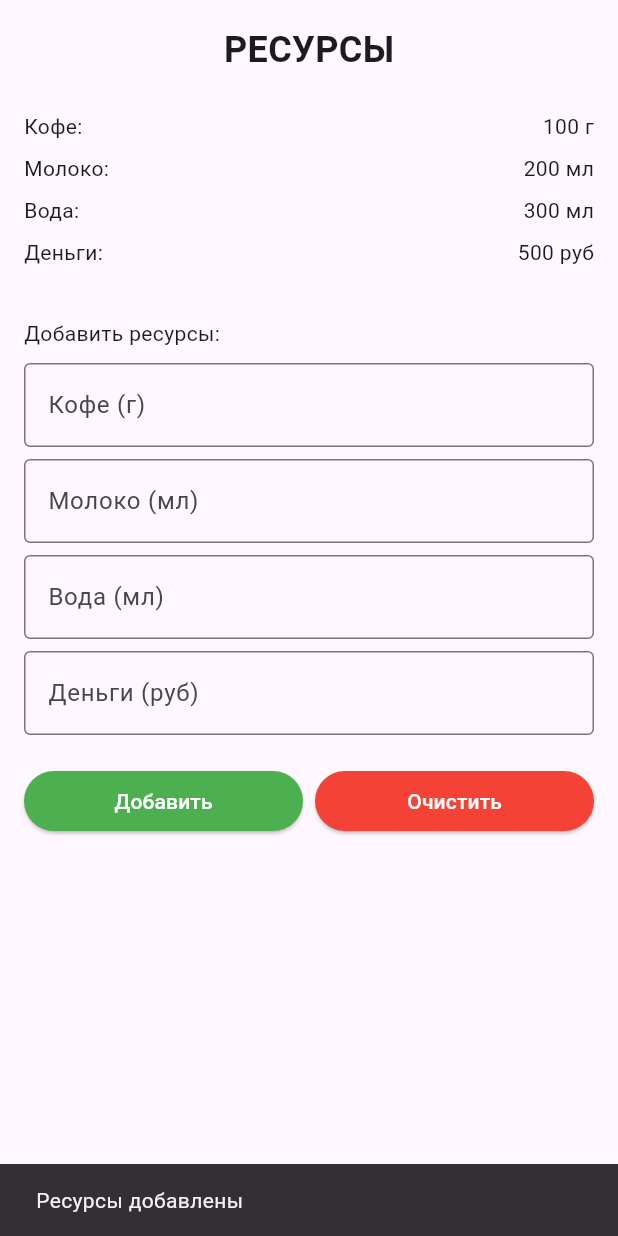
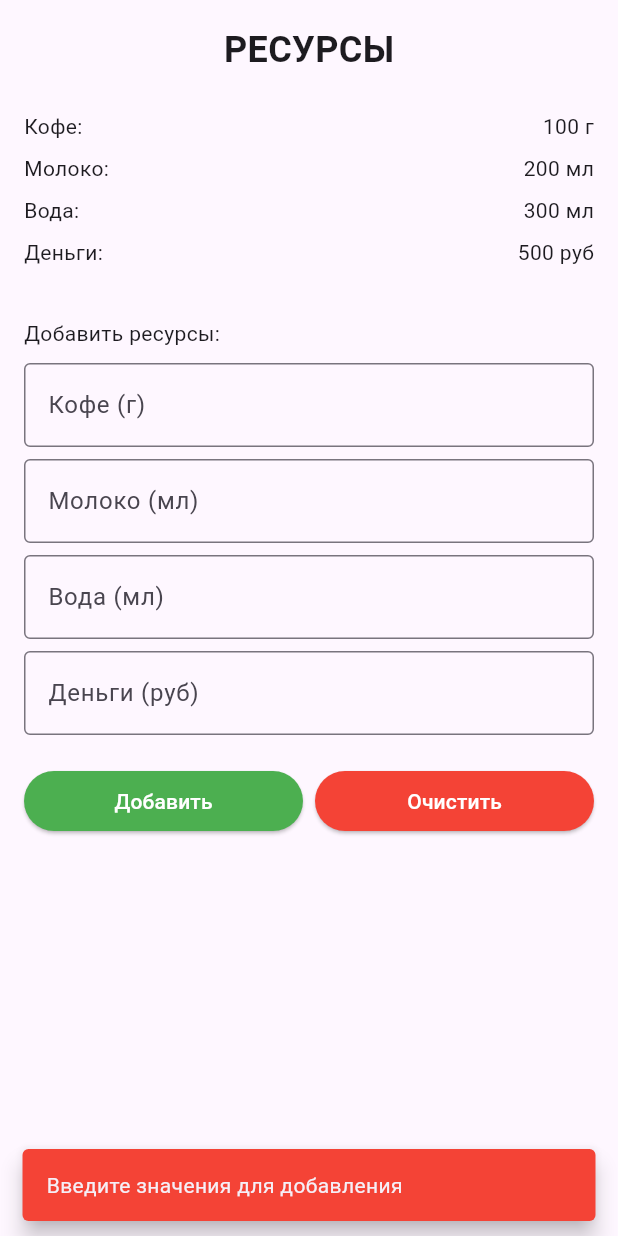
Before and after one commit to stanislavski03/PI2303_DEGTYAR, a Flutter app: the ResourcesScreen screen opened directly, after a tap on "Добавить", on a phone screen of 412 x 824 dp. Run offline on Flutter 3.47's test engine with Material 3 defaults, Android fonts, the phone set to English and light mode, and no system bars.

Commit message:
lab12 5th commit
ADD:
NotificationService - сервис для уведомлений, уже настроенные цвета и время жизни уведомлений, чтобы я дальше просто вызывал уже как бы пресеты готовые

MODIFIED:
В контроллер подключил показ уведомлений
В экраны сообственно то же логику подключил
В CoffeeMaker тоже подключил, тут теперь call вызываются когда надо

```diff
--- a/coffee_machine_app/lib/screens/resources_screen.dart
+++ b/coffee_machine_app/lib/screens/resources_screen.dart
@@ -1,5 +1,6 @@
 import 'package:flutter/material.dart';
 import '../app_state.dart';
+import '../services/NotificationService.dart';
 
 class ResourcesScreen extends StatefulWidget {
   const ResourcesScreen({super.key});
@@ -10,6 +11,7 @@ class ResourcesScreen extends StatefulWidget {
 
 class _ResourcesScreenState extends State<ResourcesScreen> {
   late AppState _appState;
+  late NotificationService _notifications;
 
   final TextEditingController _coffeeController = TextEditingController();
   final TextEditingController _milkController = TextEditingController();
@@ -20,15 +22,28 @@ class _ResourcesScreenState extends State<ResourcesScreen> {
   void initState() {
     super.initState();
     _appState = AppState();
+    _notifications = NotificationService();
+    WidgetsBinding.instance.addPostFrameCallback((_) {
+      _notifications.setContext(context);
+    });
   }
 
   void _addResources() {
+    int coffee = int.tryParse(_coffeeController.text) ?? 0;
+    int milk = int.tryParse(_milkController.text) ?? 0;
+    int water = int.tryParse(_waterController.text) ?? 0;
+    int cash = int.tryParse(_cashController.text) ?? 0;
+
+    if (coffee == 0 && milk == 0 && water == 0 && cash == 0) {
+      _notifications.showError('Введите значения для добавления');
+      return;
+    }
+
     setState(() {
-      _appState.resources.coffeeBeans +=
-          int.tryParse(_coffeeController.text) ?? 0;
-      _appState.resources.milk += int.tryParse(_milkController.text) ?? 0;
-      _appState.resources.water += int.tryParse(_waterController.text) ?? 0;
-      _appState.resources.cash += int.tryParse(_cashController.text) ?? 0;
+      if (coffee > 0) _appState.resources.coffeeBeans += coffee;
+      if (milk > 0) _appState.resources.milk += milk;
+      if (water > 0) _appState.resources.water += water;
+      if (cash > 0) _appState.resources.cash += cash;
     });
 
     _coffeeController.clear();
@@ -38,9 +53,7 @@ class _ResourcesScreenState extends State<ResourcesScreen> {
 
     FocusManager.instance.primaryFocus?.unfocus();
 
-    ScaffoldMessenger.of(
-      context,
-    ).showSnackBar(const SnackBar(content: Text('Ресурсы добавлены')));
+    _notifications.showSuccess('Ресурсы добавлены');
   }
 
   void _clearInputs() {
@@ -49,10 +62,13 @@ class _ResourcesScreenState extends State<ResourcesScreen> {
     _waterController.clear();
     _cashController.clear();
     FocusManager.instance.primaryFocus?.unfocus();
+    _notifications.showInfo('Поля очищены');
   }
 
   @override
   Widget build(BuildContext context) {
+    _notifications.setContext(context);
+
     return Scaffold(
       resizeToAvoidBottomInset: true,
       body: SafeArea(
--- /dev/null
+++ b/coffee_machine_app/lib/services/NotificationService.dart
@@ -0,0 +1,44 @@
+import 'package:flutter/material.dart';
+
+class NotificationService {
+  static final NotificationService _instance = NotificationService._internal();
+
+  factory NotificationService() {
+    return _instance;
+  }
+
+  NotificationService._internal();
+
+  late BuildContext _context;
+
+  void setContext(BuildContext context) {
+    _context = context;
+  }
+
+  void showSuccess(String message) {
+    _showSnackBar(message, Colors.green);
+  }
+
+  void showError(String message) {
+    _showSnackBar(message, Colors.red);
+  }
+
+  void showInfo(String message) {
+    _showSnackBar(message, Colors.blue);
+  }
+
+  void showProgress(String message) {
+    _showSnackBar(message, Colors.orange);
+  }
+
+  void _showSnackBar(String message, Color color) {
+    ScaffoldMessenger.of(_context).showSnackBar(
+      SnackBar(
+        content: Text(message),
+        backgroundColor: color,
+        duration: const Duration(seconds: 2),
+        behavior: SnackBarBehavior.floating,
+      ),
+    );
+  }
+}
```
Also changed, not shown: coffee_machine_app/lib/controllers/MachineController.dart (+61 -20 lines), coffee_machine_app/lib/screens/coffee_machine_screen.dart (+22 -25 lines), coffee_machine_app/lib/services/CoffeeMaker.dart (+16 -8 lines).
